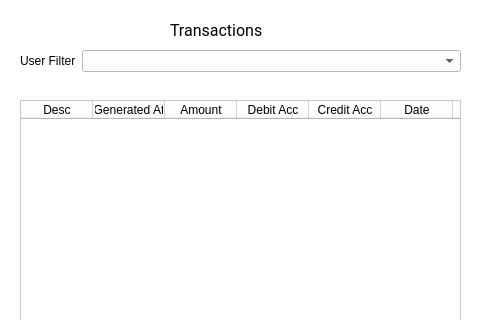
ahmedsilat44/Ledger, file UIs/AdminTransactions.ui: the form before one commit; both pictures show x 0 to 480 and y 0 to 320 of the 480 by 640 pixel window.
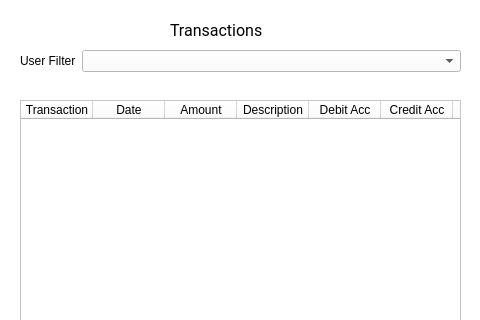
The form after the commit.

Commit message: fix transaction column names

The edit to the form file:
```diff
--- a/UIs/AdminTransactions.ui
+++ b/UIs/AdminTransactions.ui
@@ -115,12 +115,12 @@
     </attribute>
     <column>
      <property name="text">
-      <string>Desc</string>
+      <string>Transaction</string>
      </property>
     </column>
     <column>
-     <property name="text">
-      <string>Generated At</string>
+    <property name="text">
+      <string>Date</string>
      </property>
     </column>
     <column>
@@ -128,6 +128,11 @@
       <string>Amount</string>
      </property>
     </column>
+    <column>
+     <property name="text">
+      <string>Description</string>
+     </property>
+    </column>
     <column>
      <property name="text">
       <string>Debit Acc</string>
@@ -138,11 +143,6 @@
       <string>Credit Acc</string>
      </property>
     </column>
-    <column>
-     <property name="text">
-      <string>Date</string>
-     </property>
-    </column>
     <column>
      <property name="text">
       <string>Category</string>
```
The commit also changes 2 other files.
